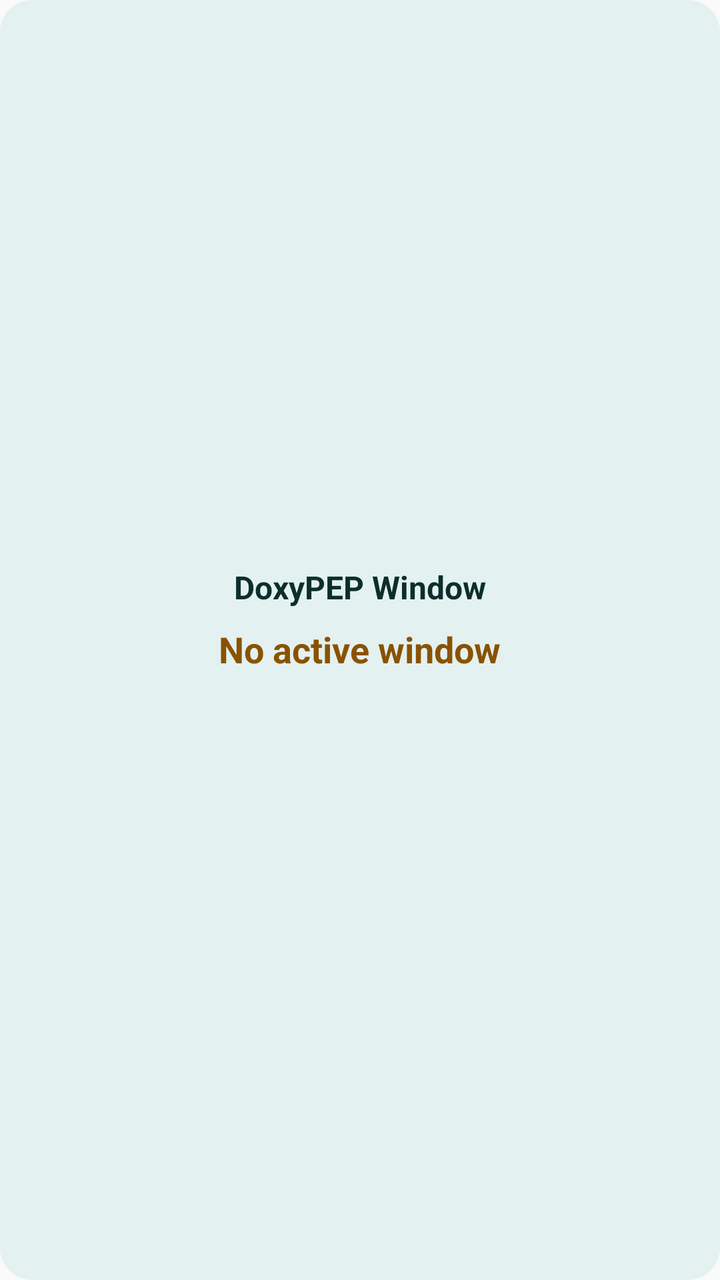
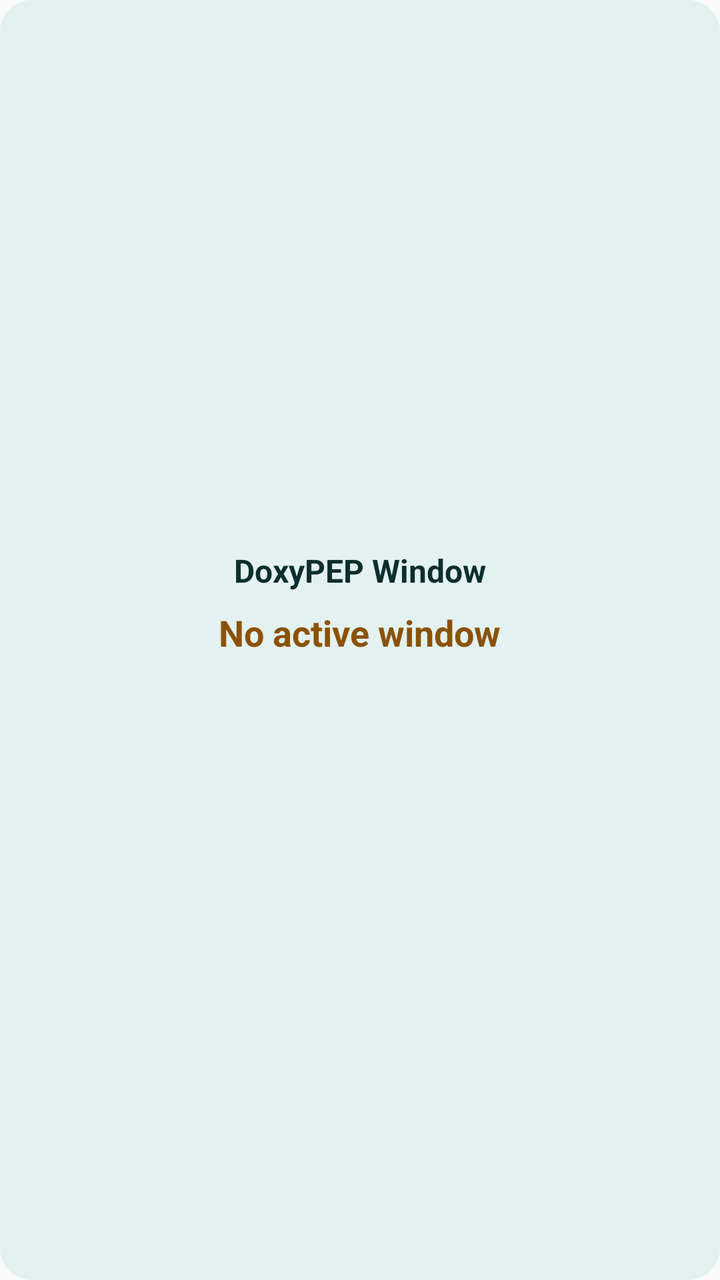

An Android layout rendered at two revisions. The XML below is the earlier revision; the diff shows what the commit changed to produce the second picture.
<!-- AndroidManifest.xml: application theme AppTheme -->
<!-- res/layout/doxy_pep_widget.xml -->
<?xml version="1.0" encoding="utf-8"?>
<LinearLayout xmlns:android="http://schemas.android.com/apk/res/android"
    android:id="@+id/widget_root"
    android:layout_width="match_parent"
    android:layout_height="match_parent"
    android:orientation="vertical"
    android:padding="16dp"
    android:background="@drawable/widget_background"
    android:gravity="center">

    <TextView
        android:id="@+id/widget_doxy_title"
        android:layout_width="wrap_content"
        android:layout_height="wrap_content"
        android:text="DoxyPEP Window"
        android:textSize="16sp"
        android:textColor="@color/widget_text_primary"
        android:textStyle="bold" />

    <TextView
        android:id="@+id/widget_doxy_status"
        android:layout_width="wrap_content"
        android:layout_height="wrap_content"
        android:layout_marginTop="8dp"
        android:text="No active window"
        android:textSize="18sp"
        android:textColor="@color/widget_warn"
        android:textStyle="bold" />

    <TextView
        android:id="@+id/widget_doxy_countdown"
        android:layout_width="wrap_content"
        android:layout_height="wrap_content"
        android:layout_marginTop="4dp"
        android:text=""
        android:textSize="12sp"
        android:textColor="@color/widget_text_muted" />
</LinearLayout>
<!-- resources referenced by this layout -->
<resources>
  <color name="widget_text_muted">#4C6664</color>
  <color name="widget_text_primary">#0C2E2D</color>
  <color name="widget_warn">#8A5200</color>
  <!-- drawable widget_background (drawable) -->
  <?xml version="1.0" encoding="utf-8"?>
  <shape xmlns:android="http://schemas.android.com/apk/res/android"
      android:shape="rectangle">
      <solid android:color="@color/widget_bg" />
      <corners android:radius="16dp" />
  </shape>
  <style name="AppTheme" parent="Theme.AppCompat.Light.DarkActionBar">
          
          <item name="colorPrimary">@color/colorPrimary</item>
          <item name="colorPrimaryDark">@color/colorPrimaryDark</item>
          <item name="colorAccent">@color/colorAccent</item>
          <item name="android:statusBarColor">@android:color/transparent</item>
          <item name="android:navigationBarColor">@android:color/transparent</item>
      </style>
  <color name="widget_bg">#E3F1F0</color>
</resources>

<!-- the commit's change to res/layout/doxy_pep_widget.xml (unified diff, before → after) -->
@@ -35,4 +35,14 @@
         android:text=""
         android:textSize="12sp"
         android:textColor="@color/widget_text_muted" />
+
+    
+    <TextView
+        android:id="@+id/widget_doxy_evidence"
+        android:layout_width="wrap_content"
+        android:layout_height="wrap_content"
+        android:layout_marginTop="2dp"
+        android:text=""
+        android:textSize="11sp"
+        android:textColor="@color/widget_text_muted" />
 </LinearLayout>
